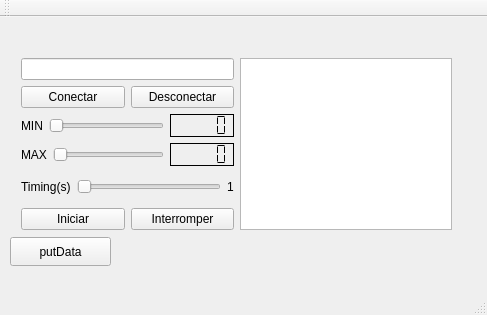
Before: the Qt Designer form QtTcpClientProducer/mainwindow.ui in Cogitus/QtmoduloSupervisorio, drawn with Qt 5.
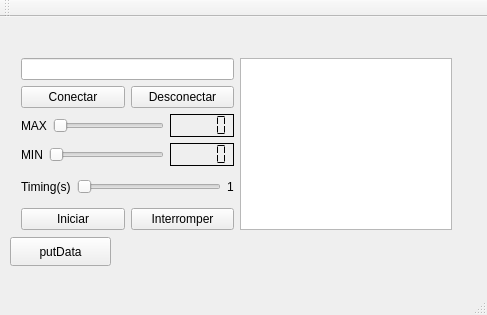
After: the same form once the commit is applied.

Commit message:
correção de labels
As labels que indicavam os sliders de limites estavam trocadas. Ajeitei-as

```diff
--- a/QtTcpClientProducer/mainwindow.ui
+++ b/QtTcpClientProducer/mainwindow.ui
@@ -70,9 +70,9 @@
            <item>
             <layout class="QHBoxLayout" name="horizontalLayout_3">
              <item>
-              <widget class="QLabel" name="label_MIN">
+              <widget class="QLabel" name="label_MAX">
                <property name="text">
-                <string>MIN</string>
+                <string>MAX</string>
                </property>
               </widget>
              </item>
@@ -98,9 +98,9 @@
            <item>
             <layout class="QHBoxLayout" name="horizontalLayout_2">
              <item>
-              <widget class="QLabel" name="label_MAX">
+              <widget class="QLabel" name="label_MIN">
                <property name="text">
-                <string>MAX</string>
+                <string>MIN</string>
                </property>
               </widget>
              </item>
```
